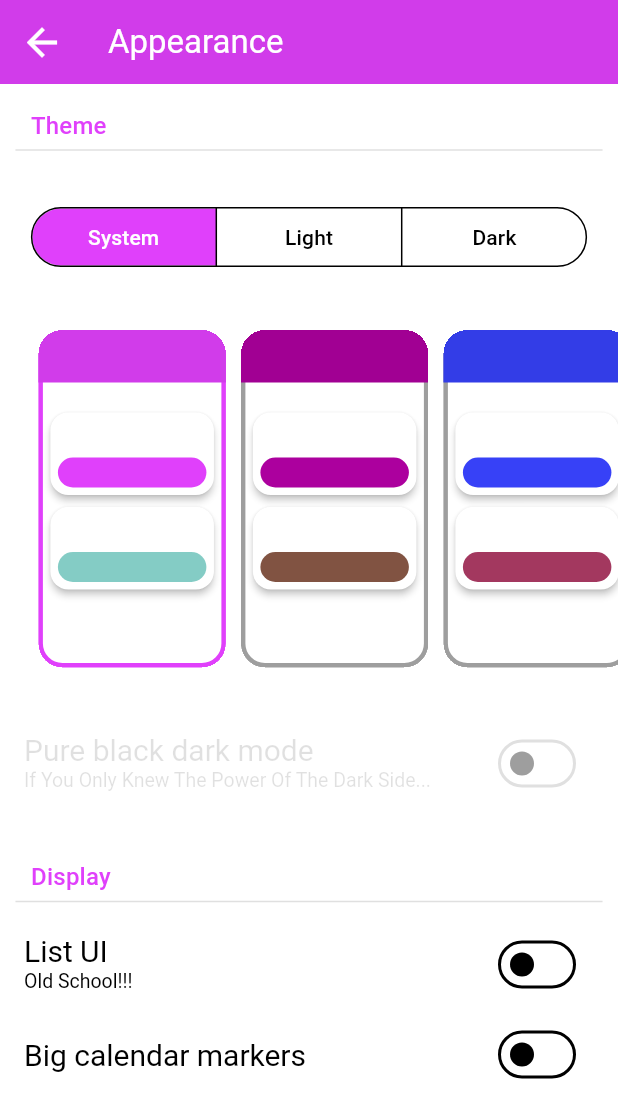
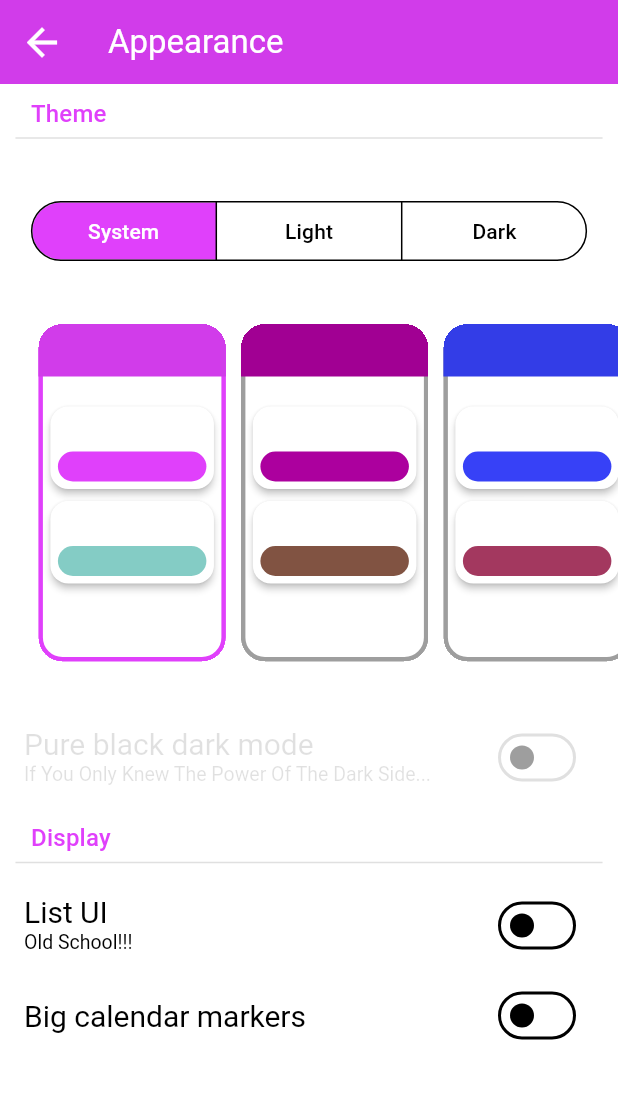
Before and after one commit to App-Elevate/AUT.aplikace-legacy, a Flutter app: the SettingsScreen screen opened directly, after a tap on "Appearance", on a phone screen of 412 x 824 dp. Shown: the top 1118 px of the screen. Run offline on Flutter 3.47's test engine with Material 3 defaults, Android fonts, the phone set to English and light mode, and no system bars; our stand-ins replace awesome_notifications, device_info_plus, dio, firebase_analytics, firebase_core, firebase_crashlytics and 12 more; missing offline and left inert: background_fetch, canteenlib, enum_to_string, install_plugin, markdown; accounts and stored records are empty; network calls fail; statements that could not run were skipped; project files that could hold a hidden picture were left out.

Commit message:
move section title spacing to SectionTitle()

```diff
--- a/lib/pages_new/appearance.dart
+++ b/lib/pages_new/appearance.dart
@@ -20,9 +20,7 @@ class AppearanceScreen extends StatelessWidget {
       body: SingleChildScrollView(
         child: Column(
           children: [
-            const CustomDivider(),
             const SectionTitle("Theme"),
-            CustomDivider(height: Spacing.short2, isTransparent: false),
             CustomDivider(height: Spacing.medium1),
             // theme mode picker
             const ThemeModePicker(),
@@ -40,10 +38,7 @@ class AppearanceScreen extends StatelessWidget {
                 onChanged: isBright ? null : userPreferences.set,
               ),
             ),
-            CustomDivider(height: Spacing.medium1),
             const SectionTitle("Display"),
-            CustomDivider(height: Spacing.short2, isTransparent: false),
-            CustomDivider(height: Spacing.short1),
             // TODO: implement this
             // list UI switch
             Selector<UserPreferences, ({bool read, Function(bool) set})>(
--- a/lib/pages_new/settings.dart
+++ b/lib/pages_new/settings.dart
@@ -1,7 +1,5 @@
-import 'package:autojidelna/classes_enums/spacing.dart';
 import 'package:autojidelna/pages_new/appearance.dart';
 import 'package:autojidelna/providers.dart';
-import 'package:autojidelna/shared_widgets/settings/custom_divider.dart';
 import 'package:autojidelna/shared_widgets/settings/section_title.dart';
 import 'package:autojidelna/shared_widgets/settings/time_picker_todays_food.dart';
 import 'package:flutter/material.dart';
@@ -22,10 +20,7 @@ class SettingsScreen extends StatelessWidget {
               title: const Text("Appearance"),
               onTap: () => Navigator.of(context).push(MaterialPageRoute(builder: (context) => const AppearanceScreen())),
             ),
-            CustomDivider(height: Spacing.short2),
             const SectionTitle("Convenience"),
-            CustomDivider(height: Spacing.short2, isTransparent: false),
-            CustomDivider(height: Spacing.short1),
             // TODO: implement this
             // skip weekends switch
             Selector<UserPreferences, ({bool read, Function(bool) set})>(
@@ -36,10 +31,7 @@ class SettingsScreen extends StatelessWidget {
                 onChanged: userPreferences.set,
               ),
             ),
-            CustomDivider(height: Spacing.short2),
             const SectionTitle("Notification"),
-            CustomDivider(height: Spacing.short2, isTransparent: false),
-            CustomDivider(height: Spacing.short1),
             const TimePickerTodaysFoodTiles(),
             Selector<NotificationPreferences, ({bool read, Function(bool) set})>(
               selector: (_, p1) => (read: p1.lowCredit, set: p1.setLowCredit),
@@ -57,10 +49,7 @@ class SettingsScreen extends StatelessWidget {
                 onChanged: notificationPreferences.set,
               ),
             ),
-            CustomDivider(height: Spacing.short2),
             const SectionTitle("Data collection"),
-            CustomDivider(height: Spacing.short2, isTransparent: false),
-            CustomDivider(height: Spacing.short1),
             SwitchListTile(
               title: const Text("Sell your data"),
               value: true,
--- a/lib/shared_widgets/settings/section_title.dart
+++ b/lib/shared_widgets/settings/section_title.dart
@@ -1,3 +1,5 @@
+import 'package:autojidelna/classes_enums/spacing.dart';
+import 'package:autojidelna/shared_widgets/settings/custom_divider.dart';
 import 'package:flutter/material.dart';
 
 class SectionTitle extends StatelessWidget {
@@ -6,12 +8,19 @@ class SectionTitle extends StatelessWidget {
 
   @override
   Widget build(BuildContext context) {
-    return SizedBox(
-      width: MediaQuery.sizeOf(context).width * .9,
-      child: Text(
-        title,
-        style: Theme.of(context).textTheme.titleMedium!.copyWith(color: Theme.of(context).colorScheme.primary),
-      ),
+    return Column(
+      children: [
+        CustomDivider(height: Spacing.short2),
+        SizedBox(
+          width: MediaQuery.sizeOf(context).width * .9,
+          child: Text(
+            title,
+            style: Theme.of(context).textTheme.titleMedium!.copyWith(color: Theme.of(context).colorScheme.primary),
+          ),
+        ),
+        CustomDivider(height: Spacing.short2, isTransparent: false),
+        CustomDivider(height: Spacing.short1),
+      ],
     );
   }
 }
```
